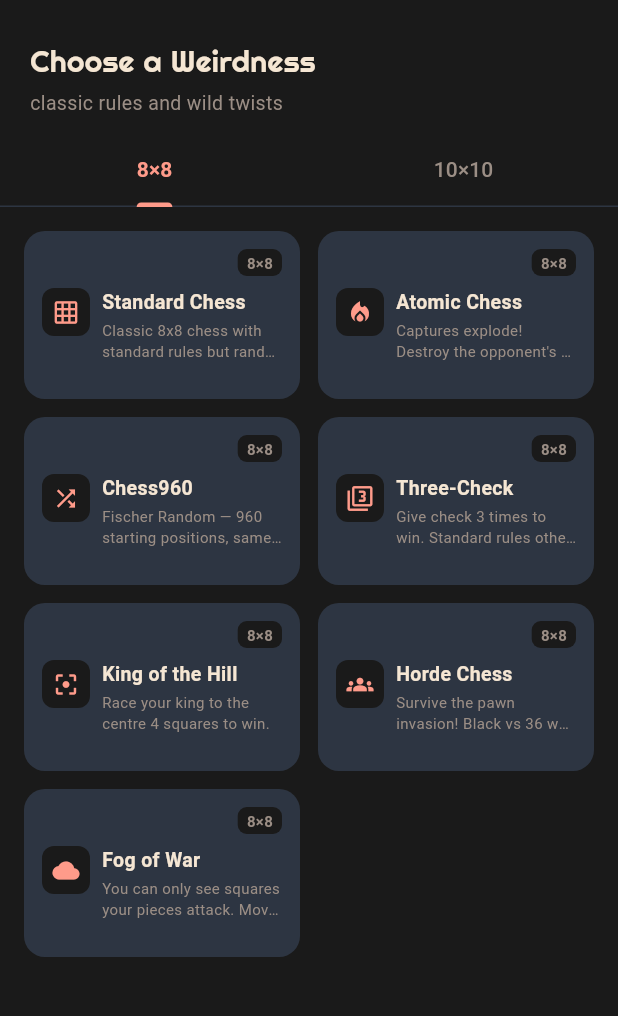
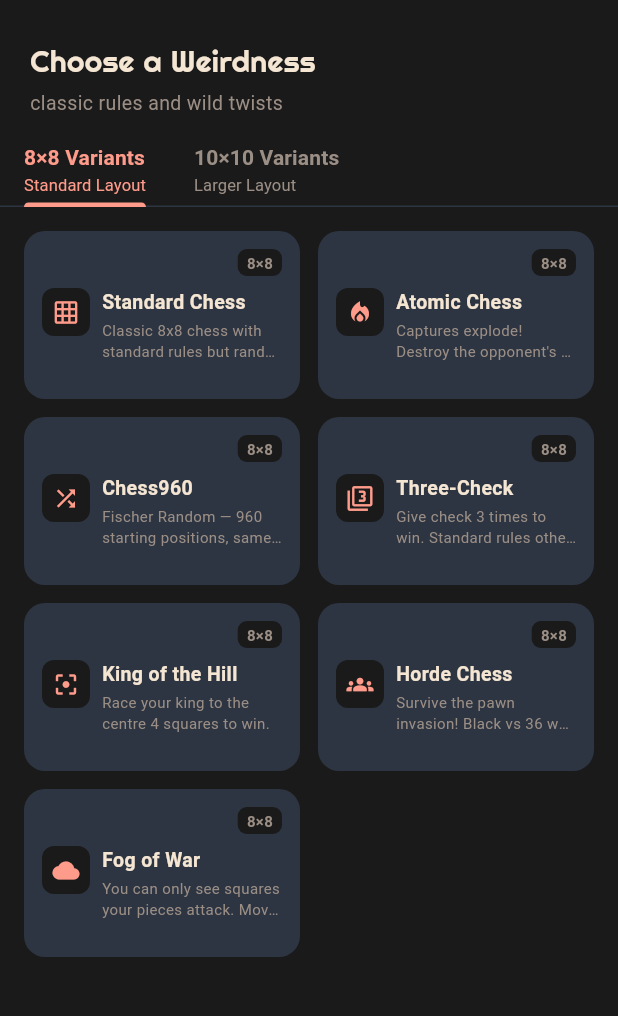
Before and after one commit to mindfu23/weirdchess, a Flutter app: the screen it shows after launch, on a phone screen of 412 x 824 dp, the part 69-1085 px from its top. Run offline on Flutter 3.47's test engine with Material 3 defaults, Android fonts, the phone set to English and light mode, and no system bars; our stand-ins replace flutter_riverpod, flutter_svg, go_router, shared_preferences.

Commit message:
Left-align tabs and add layout descriptions
- TabBar is now left-aligned (isScrollable + TabAlignment.start)
- Tab labels updated: "8x8 Variants / Standard Layout" and "10x10 Variants / Larger Layout"

Co-Authored-By: Claude Sonnet 4.6 <noreply@anthropic.com>

```diff
--- a/lib/ui/screens/home_screen.dart
+++ b/lib/ui/screens/home_screen.dart
@@ -83,24 +83,60 @@ class HomeScreen extends ConsumerWidget {
                     ),
                   ),
 
-                  // Tab bar
-                  const TabBar(
-                    labelColor: Color(0xFFFF9B8A),
-                    unselectedLabelColor: Color(0xFF9B8E85),
-                    indicatorColor: Color(0xFFFF9B8A),
+                  // Tab bar — left-aligned, with size + layout description
+                  TabBar(
+                    isScrollable: true,
+                    tabAlignment: TabAlignment.start,
+                    labelColor: const Color(0xFFFF9B8A),
+                    unselectedLabelColor: const Color(0xFF9B8E85),
+                    indicatorColor: const Color(0xFFFF9B8A),
                     indicatorSize: TabBarIndicatorSize.label,
-                    dividerColor: Color(0xFF2D3542),
-                    labelStyle: TextStyle(
-                      fontWeight: FontWeight.w700,
-                      fontSize: 14,
-                    ),
-                    unselectedLabelStyle: TextStyle(
-                      fontWeight: FontWeight.w500,
-                      fontSize: 14,
-                    ),
+                    dividerColor: const Color(0xFF2D3542),
                     tabs: [
-                      Tab(text: '8×8'),
-                      Tab(text: '10×10'),
+                      Tab(
+                        child: Column(
+                          crossAxisAlignment: CrossAxisAlignment.start,
+                          mainAxisAlignment: MainAxisAlignment.center,
+                          children: const [
+                            Text(
+                              '8×8 Variants',
+                              style: TextStyle(
+                                fontWeight: FontWeight.w700,
+                                fontSize: 14,
+                              ),
+                            ),
+                            Text(
+                              'Standard Layout',
+                              style: TextStyle(
+                                fontSize: 11,
+                                fontWeight: FontWeight.w400,
+                              ),
+                            ),
+                          ],
+                        ),
+                      ),
+                      Tab(
+                        child: Column(
+                          crossAxisAlignment: CrossAxisAlignment.start,
+                          mainAxisAlignment: MainAxisAlignment.center,
+                          children: const [
+                            Text(
+                              '10×10 Variants',
+                              style: TextStyle(
+                                fontWeight: FontWeight.w700,
+                                fontSize: 14,
+                              ),
+                            ),
+                            Text(
+                              'Larger Layout',
+                              style: TextStyle(
+                                fontSize: 11,
+                                fontWeight: FontWeight.w400,
+                              ),
+                            ),
+                          ],
+                        ),
+                      ),
                     ],
                   ),
 
```
Also changed, not shown: 3 other files.
